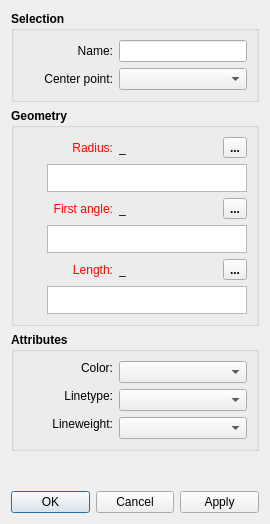
Old version of the form src/libs/vtools/dialogs/tools/dialogarcwithlength.ui in the repository FashionFreedom/Seamly2D.
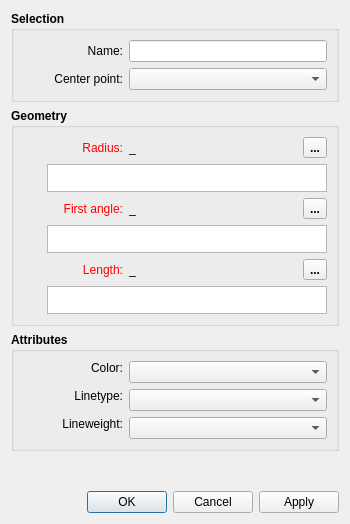
New version of the form. Icons and pictures are not drawn. Custom widgets are drawn as their Qt base class.

Diff of the .ui file:
```diff
--- a/src/libs/vtools/dialogs/tools/dialogarcwithlength.ui
+++ b/src/libs/vtools/dialogs/tools/dialogarcwithlength.ui
@@ -6,7 +6,7 @@
    <rect>
     <x>0</x>
     <y>0</y>
-    <width>270</width>
+    <width>350</width>
     <height>524</height>
    </rect>
   </property>
@@ -51,7 +51,7 @@
          <widget class="QLabel" name="name_Label">
           <property name="minimumSize">
            <size>
-            <width>90</width>
+            <width>100</width>
             <height>0</height>
            </size>
           </property>
@@ -95,7 +95,7 @@
           </property>
           <property name="minimumSize">
            <size>
-            <width>90</width>
+            <width>100</width>
             <height>0</height>
            </size>
           </property>
@@ -170,7 +170,7 @@
           </property>
           <property name="minimumSize">
            <size>
-            <width>90</width>
+            <width>100</width>
             <height>0</height>
            </size>
           </property>
@@ -260,7 +260,7 @@
           </property>
           <property name="sizeHint" stdset="0">
            <size>
-            <width>40</width>
+            <width>10</width>
             <height>20</height>
            </size>
           </property>
@@ -367,7 +367,7 @@
           </property>
           <property name="minimumSize">
            <size>
-            <width>90</width>
+            <width>100</width>
             <height>0</height>
            </size>
           </property>
@@ -457,7 +457,7 @@
           </property>
           <property name="sizeHint" stdset="0">
            <size>
-            <width>40</width>
+            <width>10</width>
             <height>20</height>
            </size>
           </property>
@@ -565,7 +565,7 @@
           </property>
           <property name="minimumSize">
            <size>
-            <width>90</width>
+            <width>100</width>
             <height>0</height>
            </size>
           </property>
@@ -655,7 +655,7 @@
           </property>
           <property name="sizeHint" stdset="0">
            <size>
-            <width>40</width>
+            <width>10</width>
             <height>20</height>
            </size>
           </property>
@@ -786,7 +786,7 @@
           </property>
           <property name="minimumSize">
            <size>
-            <width>90</width>
+            <width>100</width>
             <height>0</height>
            </size>
           </property>
@@ -848,7 +848,7 @@
           </property>
           <property name="minimumSize">
            <size>
-            <width>90</width>
+            <width>100</width>
             <height>0</height>
            </size>
           </property>
@@ -904,7 +904,7 @@
           </property>
           <property name="minimumSize">
            <size>
-            <width>90</width>
+            <width>100</width>
             <height>0</height>
            </size>
           </property>
```
